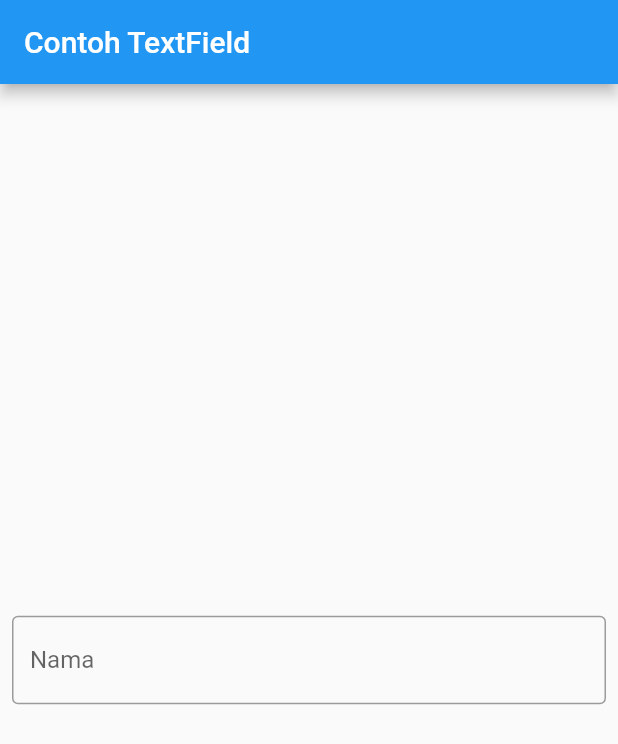
After one commit to RidloSuhardi-1/flutter-fundamental-part1, a Flutter app: the screen it shows after launch, on a phone screen of 412 x 824 dp. The commit adds this screen. Shown: the top 744 px of the screen. Run offline on Flutter 3.47's test engine with Material 2 defaults, Android fonts, the phone set to English and light mode, and no system bars.

Commit message:
input selection widget

```diff
--- /dev/null
+++ b/lib/basic_widgets/input_selection_widget.dart
@@ -0,0 +1,24 @@
+import 'package:flutter/material.dart';
+
+class MyInputSelection extends StatelessWidget {
+  const MyInputSelection({Key? key}) : super(key: key);
+
+  @override
+  Widget build(BuildContext context) {
+    return Scaffold(
+      appBar: AppBar(title: const Text("Contoh TextField")),
+      body: Center(
+        child: Padding(
+          padding: const EdgeInsets.all(8.0),
+          child: const TextField(
+            obscureText: false,
+            decoration: InputDecoration(
+              border: OutlineInputBorder(),
+              labelText: 'Nama',
+            ),
+          ),
+        ),
+      ),
+    );
+  }
+}
--- a/lib/main.dart
+++ b/lib/main.dart
@@ -5,6 +5,7 @@ import 'basic_widgets/text_widget.dart';
 import 'basic_widgets/image_widget.dart';
 import 'basic_widgets/loading_cupertino.dart';
 import 'basic_widgets/fab_widget.dart';
+import 'basic_widgets/input_selection_widget.dart';
 
 void main() {
   runApp(const MyApp());
@@ -19,10 +20,10 @@ class MyApp extends StatelessWidget {
     return MaterialApp(
       title: 'Flutter Demo',
       theme: ThemeData(
-        primarySwatch: Colors.red,
+        primarySwatch: Colors.blue,
       ),
       // home: const MyHomePage(title: 'Flutter Demo Home Page'),
-      home: const MyLayout(),
+      home: const MyInputSelection(),
     );
   }
 }
```
